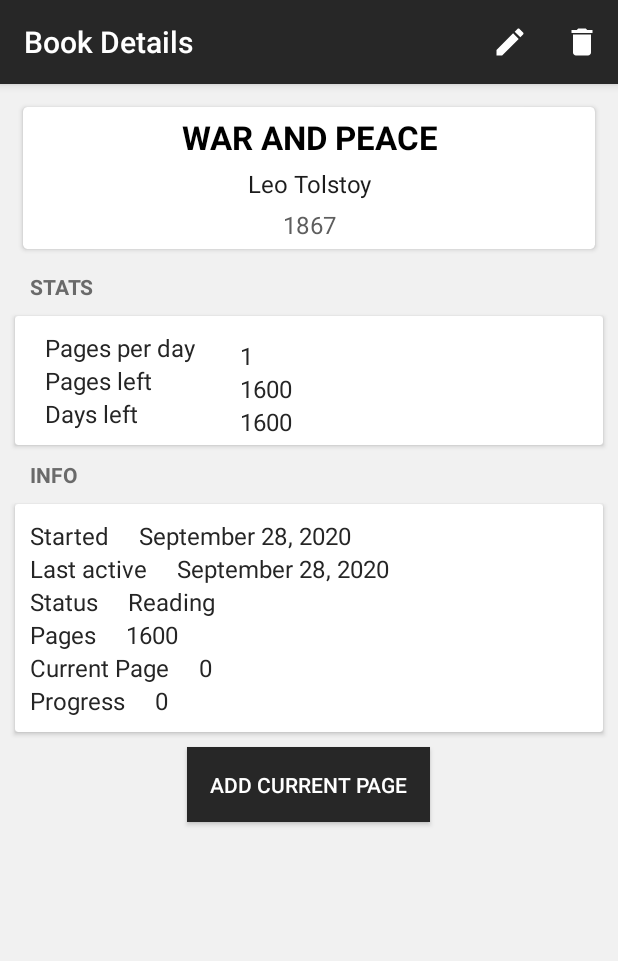
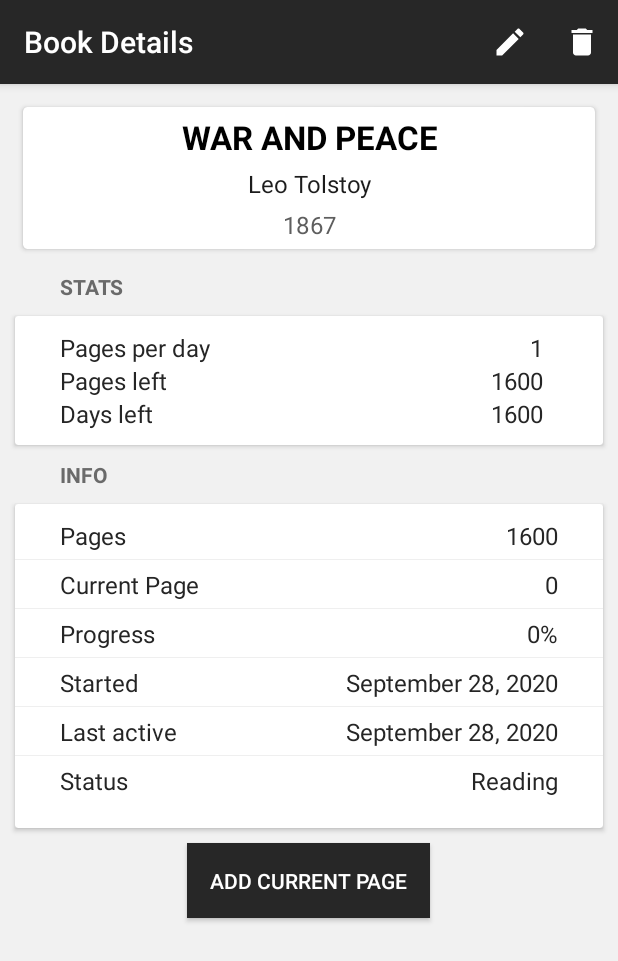
Before and after one commit to L-win/BookStats, an Android app: the screen it shows after launch (ViewBookActivity), after a tap on "1867", on a phone screen of 412 x 824 dp. Shown: the top 961 px of the screen. Run offline under Robolectric (Android 15) with nearby library versions, the phone set to English and light mode, and no system bars; our stand-ins replace Picasso, Room's generated code.

Commit message:
ui: View Book update ui: remove Statistics icon

```diff
--- a/app/src/main/java/com/elvina/bookstats/ui/book/ViewBookActivity.java
+++ b/app/src/main/java/com/elvina/bookstats/ui/book/ViewBookActivity.java
@@ -164,7 +164,7 @@ public class ViewBookActivity extends AppCompatActivity implements AddCurrentPag
         this.pagesPerDay = result[0];
         this.pagesLeft = result[1];
         this.daysLeft = result[2];
-        this.bookProgress = String.valueOf(result[3]);
+        this.bookProgress = String.valueOf(result[3])+"%";
 
     }
 
@@ -186,19 +186,20 @@ public class ViewBookActivity extends AppCompatActivity implements AddCurrentPag
             viewReadingStatus.setText("Reading");
         }
 
-        File filePath = Environment.getExternalStorageDirectory();
-        File dir = new File(filePath.getAbsolutePath() + "/BookStats/covers/");
-        File file = new File(dir,
-                theBook.getTitle().replace(" ", "_") + ".jpg");
-
-        if (file.exists()) {
-            Picasso.get().invalidate(file);
-            Picasso.get()
-                    .load(file)
-                    .resize(400, 550)
-                    .centerCrop()
-                    .into(viewCoverImage);
-        }
+//        SET COVER
+//        File filePath = Environment.getExternalStorageDirectory();
+//        File dir = new File(filePath.getAbsolutePath() + "/BookStats/covers/");
+//        File file = new File(dir,
+//                theBook.getTitle().replace(" ", "_") + ".jpg");
+//
+//        if (file.exists()) {
+//            Picasso.get().invalidate(file);
+//            Picasso.get()
+//                    .load(file)
+//                    .resize(400, 550)
+//                    .centerCrop()
+//                    .into(viewCoverImage);
+//        }
 
         if (!theBook.getReadingStatus()) {
             buttonAddCurrentPage.setVisibility(View.GONE);
--- /dev/null
+++ b/app/src/main/res/drawable/section_line.xml
@@ -0,0 +1,15 @@
+<?xml version="1.0" encoding="utf-8"?>
+<layer-list xmlns:android="http://schemas.android.com/apk/res/android" >
+
+    <item>
+        <shape android:shape="rectangle" >
+            <solid android:color="#EFEFEF" />
+        </shape>
+    </item>
+    <item android:bottom="1dp">
+        <shape android:shape="rectangle" >
+            <solid android:color="#FFFFFF" />
+        </shape>
+    </item>
+
+</layer-list>
--- a/app/src/main/res/layout/activity_view_book.xml
+++ b/app/src/main/res/layout/activity_view_book.xml
@@ -60,7 +60,7 @@
     <TextView
         android:layout_width="match_parent"
         android:layout_height="wrap_content"
-        android:layout_marginLeft="20dp"
+        android:layout_marginLeft="40dp"
         android:text="STATS"
         android:textColor="@color/textSectionHeader"
         android:textStyle="bold" />
@@ -80,9 +80,9 @@
             <LinearLayout
                 android:layout_width="wrap_content"
                 android:layout_height="wrap_content"
-                android:layout_marginLeft="10dp"
+                android:layout_margin="10dp"
                 android:orientation="vertical"
-                android:padding="10dp">
+                android:paddingLeft="20dp">
 
                 <TextView
                     android:layout_width="wrap_content"
@@ -110,16 +110,19 @@
             </LinearLayout>
 
             <LinearLayout
-                android:layout_width="wrap_content"
+                android:layout_width="match_parent"
                 android:layout_height="wrap_content"
                 android:layout_marginLeft="20dp"
-                android:layout_marginTop="15dp"
-                android:orientation="vertical">
+                android:orientation="vertical"
+                android:padding="10dp"
+                android:paddingEnd="40dp"
+                android:paddingRight="40dp">
 
                 <TextView
                     android:id="@+id/text_book_pages_per_day"
                     android:layout_width="wrap_content"
                     android:layout_height="wrap_content"
+                    android:layout_gravity="right"
                     android:text="x"
                     android:textColor="@color/textSectionItem"
                     android:textSize="16sp" />
@@ -128,6 +131,7 @@
                     android:id="@+id/text_book_pages_left"
                     android:layout_width="wrap_content"
                     android:layout_height="wrap_content"
+                    android:layout_gravity="right"
                     android:text="x"
                     android:textColor="@color/textSectionItem"
                     android:textSize="16sp" />
@@ -136,6 +140,7 @@
                     android:id="@+id/text_book_days_left"
                     android:layout_width="wrap_content"
                     android:layout_height="wrap_content"
+                    android:layout_gravity="right"
                     android:text="x"
                     android:textColor="@color/textSectionItem"
                     android:textSize="16sp" />
@@ -149,7 +154,7 @@
     <TextView
         android:layout_width="match_parent"
         android:layout_height="wrap_content"
-        android:layout_marginLeft="20dp"
+        android:layout_marginLeft="40dp"
         android:text="INFO"
         android:textColor="@color/textSectionHeader"
         android:textStyle="bold" />
@@ -162,15 +167,109 @@
         app:cardCornerRadius="2dp">
 
         <LinearLayout
-            android:layout_width="wrap_content"
+            android:layout_width="match_parent"
             android:layout_height="wrap_content"
             android:orientation="vertical"
-            android:padding="10dp">
+            android:paddingTop="10dp"
+            android:paddingBottom="10dp">
 
             <LinearLayout
                 android:layout_width="match_parent"
                 android:layout_height="wrap_content"
-                android:orientation="horizontal">
+                android:layout_marginBottom="5dp"
+                android:background="@drawable/section_line"
+                android:orientation="horizontal"
+                android:paddingLeft="30dp"
+                android:paddingRight="30dp"
+                android:paddingBottom="5dp">
+
+                <TextView
+                    android:layout_width="wrap_content"
+                    android:layout_height="wrap_content"
+                    android:text="Pages"
+                    android:textColor="@color/textSectionItem"
+                    android:textSize="16sp" />
+
+                <TextView
+                    android:id="@+id/text_book_all_pages"
+                    android:layout_width="match_parent"
+                    android:layout_height="wrap_content"
+                    android:layout_marginStart="20dp"
+                    android:layout_marginLeft="20dp"
+                    android:gravity="right"
+                    android:text="v"
+                    android:textColor="@color/textSectionItem"
+                    android:textSize="16sp" />
+
+            </LinearLayout>
+
+            <LinearLayout
+                android:layout_width="match_parent"
+                android:layout_height="wrap_content"
+                android:layout_marginBottom="5dp"
+                android:background="@drawable/section_line"
+                android:orientation="horizontal"
+                android:paddingLeft="30dp"
+                android:paddingRight="30dp"
+                android:paddingBottom="5dp">
+
+                <TextView
+                    android:layout_width="wrap_content"
+                    android:layout_height="wrap_content"
+                    android:text="Current Page"
+                    android:textColor="@color/textSectionItem"
+                    android:textSize="16sp" />
+
+                <TextView
+                    android:id="@+id/text_book_curent_page"
+                    android:layout_width="match_parent"
+                    android:layout_height="wrap_content"
+                    android:layout_marginStart="20dp"
+                    android:layout_marginLeft="20dp"
+                    android:gravity="right"
+                    android:text="v"
+                    android:textColor="@color/textSectionItem"
+                    android:textSize="16sp" />
+            </LinearLayout>
+
+            <LinearLayout
+                android:layout_width="match_parent"
+                android:layout_height="wrap_content"
+                android:layout_marginBottom="5dp"
+                android:background="@drawable/section_line"
+                android:orientation="horizontal"
+                android:paddingLeft="30dp"
+                android:paddingRight="30dp"
+                android:paddingBottom="5dp">
+
+                <TextView
+                    android:layout_width="wrap_content"
+                    android:layout_height="wrap_content"
+                    android:text="Progress"
+                    android:textColor="@color/textSectionItem"
+                    android:textSize="16sp" />
+
+                <TextView
+                    android:id="@+id/text_book_progress"
+                    android:layout_width="match_parent"
+                    android:layout_height="wrap_content"
+                    android:layout_marginStart="20dp"
+                    android:layout_marginLeft="20dp"
+                    android:gravity="right"
+                    android:text="v"
+                    android:textColor="@color/textSectionItem"
+                    android:textSize="16sp" />
+            </LinearLayout>
+
+            <LinearLayout
+                android:layout_width="match_parent"
+                android:layout_height="wrap_content"
+                android:layout_marginBottom="5dp"
+                android:background="@drawable/section_line"
+                android:orientation="horizontal"
+                android:paddingLeft="30dp"
+                android:paddingRight="30dp"
+                android:paddingBottom="5dp">
 
                 <TextView
                     android:layout_width="wrap_content"
@@ -181,10 +280,11 @@
 
                 <TextView
                     android:id="@+id/text_book_date_added"
-                    android:layout_width="wrap_content"
+                    android:layout_width="match_parent"
                     android:layout_height="wrap_content"
                     android:layout_marginStart="20dp"
                     android:layout_marginLeft="20dp"
+                    android:gravity="right"
                     android:text="v"
                     android:textColor="@color/textSectionItem"
                     android:textSize="16sp" />
@@ -194,7 +294,12 @@
             <LinearLayout
                 android:layout_width="match_parent"
                 android:layout_height="wrap_content"
-                android:orientation="horizontal">
+                android:layout_marginBottom="5dp"
+                android:background="@drawable/section_line"
+                android:orientation="horizontal"
+                android:paddingLeft="30dp"
+                android:paddingRight="30dp"
+                android:paddingBottom="5dp">
 
                 <TextView
                     android:layout_width="wrap_content"
@@ -205,10 +310,11 @@
 
                 <TextView
                     android:id="@+id/text_book_date_last_page"
-                    android:layout_width="wrap_content"
+                    android:layout_width="match_parent"
                     android:layout_height="wrap_content"
                     android:layout_marginStart="20dp"
                     android:layout_marginLeft="20dp"
+                    android:gravity="right"
                     android:text="v"
                     android:textColor="@color/textSectionItem"
                     android:textSize="16sp" />
@@ -217,7 +323,11 @@
             <LinearLayout
                 android:layout_width="match_parent"
                 android:layout_height="wrap_content"
-                android:orientation="horizontal">
+                android:layout_marginBottom="5dp"
+                android:orientation="horizontal"
+                android:paddingLeft="30dp"
+                android:paddingRight="30dp"
+                android:paddingBottom="5dp">
 
                 <TextView
                     android:layout_width="wrap_content"
@@ -228,84 +338,16 @@
 
                 <TextView
                     android:id="@+id/text_book_reading_status"
-                    android:layout_width="wrap_content"
+                    android:layout_width="match_parent"
                     android:layout_height="wrap_content"
                     android:layout_marginStart="20dp"
                     android:layout_marginLeft="20dp"
+                    android:gravity="right"
                     android:text="v"
                     android:textColor="@color/textSectionItem"
                     android:textSize="16sp" />
             </LinearLayout>
 
-            <LinearLayout
-                android:layout_width="match_parent"
-                android:layout_height="wrap_content"
-                android:orientation="horizontal">
-
-                <TextView
-                    android:layout_width="wrap_content"
-                    android:layout_height="wrap_content"
-                    android:text="Pages"
-                    android:textColor="@color/textSectionItem"
-                    android:textSize="16sp" />
-
-                <TextView
-                    android:id="@+id/text_book_all_pages"
-                    android:layout_width="wrap_content"
-                    android:layout_height="wrap_content"
-                    android:layout_marginStart="20dp"
-                    android:layout_marginLeft="20dp"
-                    android:text="v"
-                    android:textColor="@color/textSectionItem"
-                    android:textSize="16sp" />
-
-            </LinearLayout>
-
-            <LinearLayout
-                android:layout_width="match_parent"
-                android:layout_height="wrap_content"
-                android:orientation="horizontal">
-
-                <TextView
-                    android:layout_width="wrap_content"
-                    android:layout_height="wrap_content"
-                    android:text="Current Page"
-                    android:textColor="@color/textSectionItem"
-                    android:textSize="16sp" />
-
-                <TextView
-                    android:id="@+id/text_book_curent_page"
-                    android:layout_width="wrap_content"
-                    android:layout_height="wrap_content"
-                    android:layout_marginStart="20dp"
-                    android:layout_marginLeft="20dp"
-                    android:text="v"
-                    android:textColor="@color/textSectionItem"
-                    android:textSize="16sp" />
-            </LinearLayout>
-
-            <LinearLayout
-                android:layout_width="match_parent"
-                android:layout_height="wrap_content"
-                android:orientation="horizontal">
-
-                <TextView
-                    android:layout_width="wrap_content"
-                    android:layout_height="wrap_content"
-                    android:text="Progress"
-                    android:textColor="@color/textSectionItem"
-                    android:textSize="16sp" />
-
-                <TextView
-                    android:id="@+id/text_book_progress"
-                    android:layout_width="wrap_content"
-                    android:layout_height="wrap_content"
-                    android:layout_marginStart="20dp"
-                    android:layout_marginLeft="20dp"
-                    android:text="v"
-                    android:textColor="@color/textSectionItem"
-                    android:textSize="16sp" />
-            </LinearLayout>
 
         </LinearLayout>
 
--- a/app/src/main/res/menu/bottom_nav_menu.xml
+++ b/app/src/main/res/menu/bottom_nav_menu.xml
@@ -11,9 +11,9 @@
         android:icon="@drawable/ic_finished_books"
         android:title="@string/title_finished" />
 
-    <item
-        android:id="@+id/navigation_notifications"
-        android:icon="@drawable/ic_statistics"
-        android:title="@string/title_statistics" />
+<!--    <item-->
+<!--        android:id="@+id/navigation_notifications"-->
+<!--        android:icon="@drawable/ic_statistics"-->
+<!--        android:title="@string/title_statistics" />-->
 
 </menu>
--- a/app/src/main/res/values/colors.xml
+++ b/app/src/main/res/values/colors.xml
@@ -1,11 +1,11 @@
 <?xml version="1.0" encoding="utf-8"?>
 <resources>
-    <!--    <color name="colorPrimary">#6200EE</color>-->
-    <!--    <color name="colorPrimaryDark">#3700B3</color>-->
     <color name="colorPrimary">#272727</color>
     <color name="colorPrimaryDark">#000000</color>
     <color name="colorAccent">#03DAC5</color>
+    <color name="appBar">#F1F1F1</color>
 
+    <!-- GENERAL -->
     <color name="appBackground">#F1F1F1</color>
     <color name="cardBackground">#A1A1A1</color>
 
```
Also changed, not shown: app/src/main/res/values/styles.xml (+6 -2 lines).
